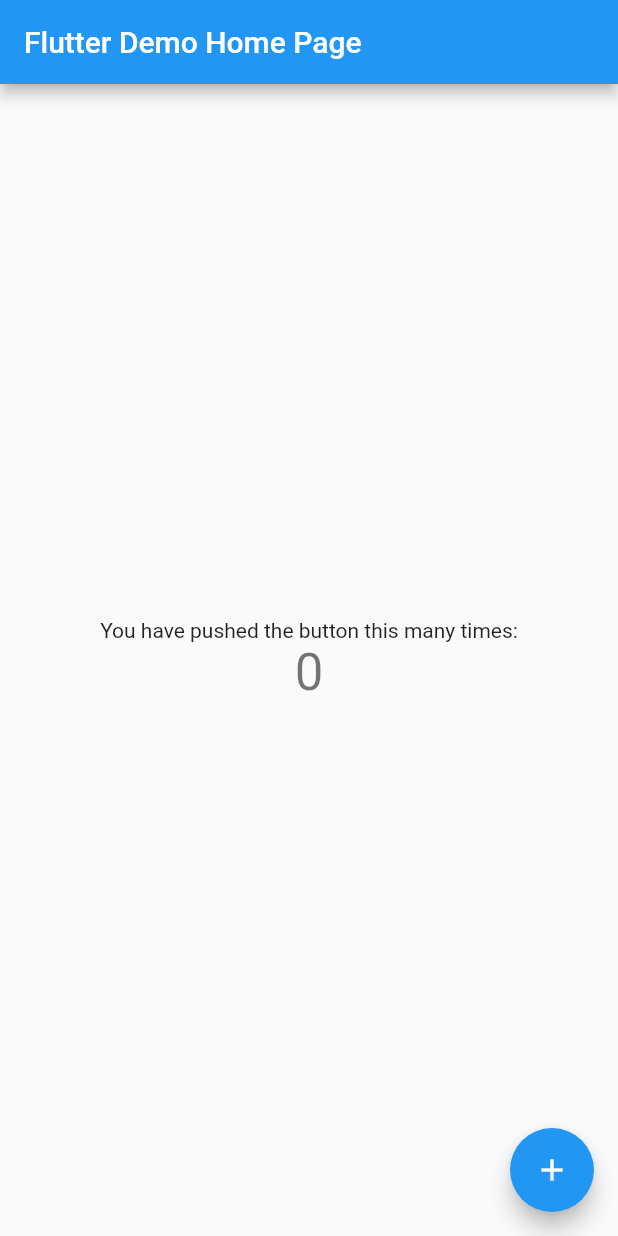
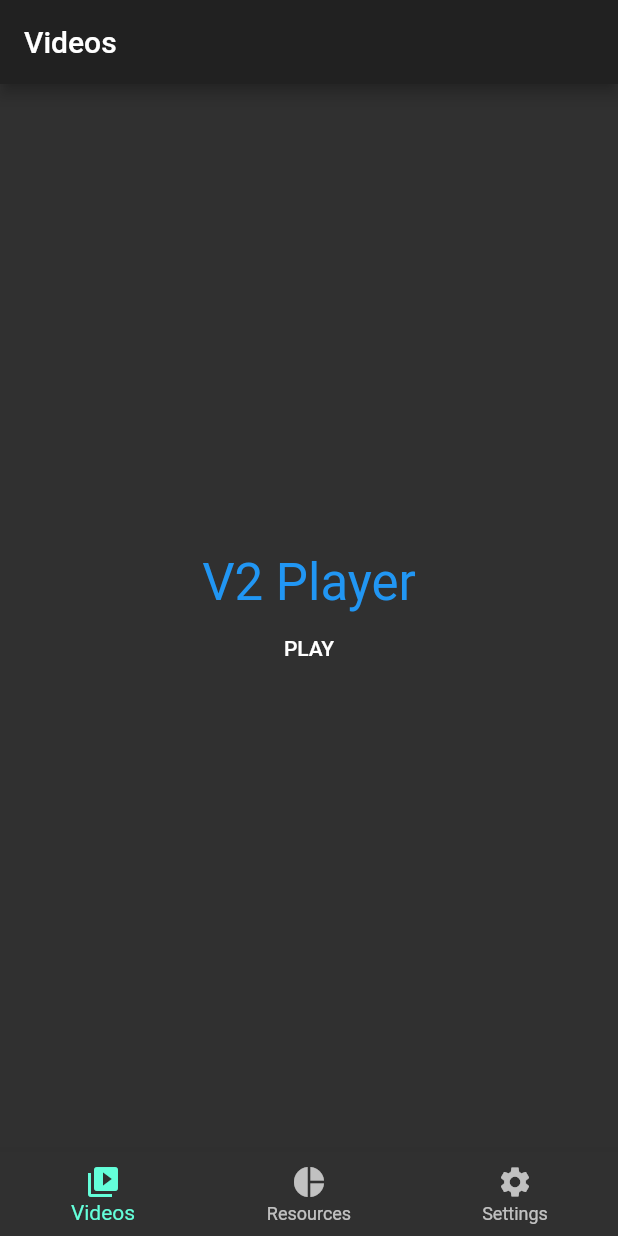
Before and after one commit to alechangbiao/fl-video-player, a Flutter app: the screen it shows after launch, on a phone screen of 412 x 824 dp. Run offline on Flutter 3.47's test engine with Material 2 defaults, Android fonts, the phone set to English and light mode, and no system bars.

Commit message:
Set basic app structure

```diff
--- /dev/null
+++ b/lib/app.dart
@@ -0,0 +1,41 @@
+import 'package:flutter/material.dart';
+import 'package:provider/provider.dart';
+import 'package:flutter_localizations/flutter_localizations.dart';
+import 'package:app/localization/localization.dart';
+import 'package:app/services/navigation.dart';
+import 'package:app/services/theme.dart';
+import 'package:app/pages/root.dart';
+
+class App extends StatelessWidget {
+  @override
+  Widget build(BuildContext context) {
+    return MultiProvider(
+      providers: [
+        ChangeNotifierProvider(create: (context) => AppThemeProvider(ThemeData.dark())),
+        ChangeNotifierProvider(create: (context) => NavigationProvider())
+      ],
+      child: ThemeWrapper(),
+    );
+  }
+}
+
+class ThemeWrapper extends StatelessWidget {
+  @override
+  Widget build(BuildContext context) {
+    return MaterialApp(
+      title: 'V2 Player',
+      debugShowCheckedModeBanner: false,
+      theme: Provider.of<AppThemeProvider>(context).theme,
+      localizationsDelegates: [
+        AppLocalizations.delegate,
+        GlobalMaterialLocalizations.delegate,
+        GlobalWidgetsLocalizations.delegate
+      ],
+      supportedLocales: [
+        Locale('en', ''),
+        Locale('zh', ''),
+      ],
+      home: Root(),
+    );
+  }
+}
--- a/lib/localization/localization.dart
+++ b/lib/localization/localization.dart
@@ -19,7 +19,7 @@ class AppLocalizations {
     });
   }
 
-  /********** Message Strings **********/
+  /********** Messages **********/
   String get app_name => Intl.message('V2 Player', name: 'app_name', desc: 'The name of the app');
 }
 
--- a/lib/main.dart
+++ b/lib/main.dart
@@ -1,117 +1,6 @@
 import 'package:flutter/material.dart';
+import 'package:app/app.dart';
 
 void main() {
-  runApp(MyApp());
+  runApp(App());
 }
-
-class MyApp extends StatelessWidget {
-  // This widget is the root of your application.
-  @override
-  Widget build(BuildContext context) {
-    return MaterialApp(
-      title: 'Flutter Demo',
-      theme: ThemeData(
-        // This is the theme of your application.
-        //
-        // Try running your application with "flutter run". You'll see the
-        // application has a blue toolbar. Then, without quitting the app, try
-        // changing the primarySwatch below to Colors.green and then invoke
-        // "hot reload" (press "r" in the console where you ran "flutter run",
-        // or simply save your changes to "hot reload" in a Flutter IDE).
-        // Notice that the counter didn't reset back to zero; the application
-        // is not restarted.
-        primarySwatch: Colors.blue,
-        // This makes the visual density adapt to the platform that you run
-        // the app on. For desktop platforms, the controls will be smaller and
-        // closer together (more dense) than on mobile platforms.
-        visualDensity: VisualDensity.adaptivePlatformDensity,
-      ),
-      home: MyHomePage(title: 'Flutter Demo Home Page'),
-    );
-  }
-}
-
-class MyHomePage extends StatefulWidget {
-  MyHomePage({Key key, this.title}) : super(key: key);
-
-  // This widget is the home page of your application. It is stateful, meaning
-  // that it has a State object (defined below) that contains fields that affect
-  // how it looks.
-
-  // This class is the configuration for the state. It holds the values (in this
-  // case the title) provided by the parent (in this case the App widget) and
-  // used by the build method of the State. Fields in a Widget subclass are
-  // always marked "final".
-
-  final String title;
-
-  @override
-  _MyHomePageState createState() => _MyHomePageState();
-}
-
-class _MyHomePageState extends State<MyHomePage> {
-  int _counter = 0;
-
-  void _incrementCounter() {
-    setState(() {
-      // This call to setState tells the Flutter framework that something has
-      // changed in this State, which causes it to rerun the build method below
-      // so that the display can reflect the updated values. If we changed
-      // _counter without calling setState(), then the build method would not be
-      // called again, and so nothing would appear to happen.
-      _counter++;
-    });
-  }
-
-  @override
-  Widget build(BuildContext context) {
-    // This method is rerun every time setState is called, for instance as done
-    // by the _incrementCounter method above.
-    //
-    // The Flutter framework has been optimized to make rerunning build methods
-    // fast, so that you can just rebuild anything that needs updating rather
-    // than having to individually change instances of widgets.
-    return Scaffold(
-      appBar: AppBar(
-        // Here we take the value from the MyHomePage object that was created by
-        // the App.build method, and use it to set our appbar title.
-        title: Text(widget.title),
-      ),
-      body: Center(
-        // Center is a layout widget. It takes a single child and positions it
-        // in the middle of the parent.
-        child: Column(
-          // Column is also a layout widget. It takes a list of children and
-          // arranges them vertically. By default, it sizes itself to fit its
-          // children horizontally, and tries to be as tall as its parent.
-          //
-          // Invoke "debug painting" (press "p" in the console, choose the
-          // "Toggle Debug Paint" action from the Flutter Inspector in Android
-          // Studio, or the "Toggle Debug Paint" command in Visual Studio Code)
-          // to see the wireframe for each widget.
-          //
-          // Column has various properties to control how it sizes itself and
-          // how it positions its children. Here we use mainAxisAlignment to
-          // center the children vertically; the main axis here is the vertical
-          // axis because Columns are vertical (the cross axis would be
-          // horizontal).
-          mainAxisAlignment: MainAxisAlignment.center,
-          children: <Widget>[
-            Text(
-              'You have pushed the button this many times:',
-            ),
-            Text(
-              '$_counter',
-              style: Theme.of(context).textTheme.headline4,
-            ),
-          ],
-        ),
-      ),
-      floatingActionButton: FloatingActionButton(
-        onPressed: _incrementCounter,
-        tooltip: 'Increment',
-        child: Icon(Icons.add),
-      ), // This trailing comma makes auto-formatting nicer for build methods.
-    );
-  }
-}
--- /dev/null
+++ b/lib/pages/player.dart
@@ -0,0 +1,15 @@
+import 'package:flutter/material.dart';
+
+class Player extends StatelessWidget {
+  @override
+  Widget build(BuildContext context) {
+    print('Building Player Page...');
+
+    return Scaffold(
+      appBar: AppBar(
+        title: Text('Player'),
+      ),
+      body: Text('Player'),
+    );
+  }
+}
--- /dev/null
+++ b/lib/pages/root.dart
@@ -0,0 +1,29 @@
+import 'package:flutter/material.dart';
+import 'package:provider/provider.dart';
+import 'package:app/services/navigation.dart';
+import 'package:app/pages/videos.dart';
+import 'package:app/pages/resources.dart';
+import 'package:app/pages/settings.dart';
+import 'package:app/widgets/tab_navigation_bar.dart';
+
+class Root extends StatelessWidget {
+  @override
+  Widget build(BuildContext context) {
+    NavigationProvider _nav = Provider.of<NavigationProvider>(context);
+
+    return WillPopScope(
+      onWillPop: () async => !await _nav.currentNavigatorkey.currentState.maybePop(),
+      child: Scaffold(
+        body: IndexedStack(
+          index: _nav.currentTabIndex,
+          children: [
+            Videos(navigatorKey: _nav.navigatorKeys[0]),
+            Resources(navigatorKey: _nav.navigatorKeys[1]),
+            Settings(navigatorKey: _nav.navigatorKeys[2])
+          ],
+        ),
+        bottomNavigationBar: TabNavigationBar(),
+      ),
+    );
+  }
+}
--- /dev/null
+++ b/lib/pages/videos.dart
@@ -0,0 +1,64 @@
+import 'package:flutter/material.dart';
+import 'package:app/localization/localization.dart';
+import 'package:app/pages/player.dart';
+
+class Videos extends StatelessWidget {
+  final GlobalKey<NavigatorState> navigatorKey;
+
+  Videos({this.navigatorKey});
+
+  @override
+  Widget build(BuildContext context) {
+    print('Building Video Page Stacks...');
+
+    return Navigator(
+      onGenerateRoute: (RouteSettings settings) {
+        return MaterialPageRoute(
+          settings: settings,
+          builder: (context) {
+            switch (settings.name) {
+              case '/':
+                return _Videos();
+              case '/player':
+                return Player();
+            }
+          },
+        );
+      },
+    );
+  }
+}
+
+class _Videos extends StatelessWidget {
+  @override
+  Widget build(BuildContext context) {
+    return Scaffold(
+      appBar: AppBar(
+        title: Text('Videos'),
+      ),
+      body: Center(
+        child: Column(
+          mainAxisAlignment: MainAxisAlignment.center,
+          children: [
+            Text(
+              AppLocalizations.of(context).app_name,
+              style: TextStyle(
+                fontSize: Theme.of(context).textTheme.headline4.fontSize,
+                color: Colors.blue,
+              ),
+            ),
+            FlatButton(
+              onPressed: () => Navigator.of(context, rootNavigator: true).push(
+                MaterialPageRoute(
+                  builder: (context) => Player(),
+                  fullscreenDialog: true,
+                ),
+              ),
+              child: Text('PLAY'),
+            )
+          ],
+        ),
+      ),
+    );
+  }
+}
--- /dev/null
+++ b/lib/services/navigation.dart
@@ -0,0 +1,31 @@
+import 'package:flutter/material.dart';
+
+class NavigationProvider with ChangeNotifier {
+  final _videosNavigatorKey = GlobalKey<NavigatorState>();
+  final _resourcesNavigatorKey = GlobalKey<NavigatorState>();
+  final _settringsNavigatorKey = GlobalKey<NavigatorState>();
+
+  int _currentTabIndex = 0;
+
+  List<GlobalKey<NavigatorState>> _navigatorKeys;
+
+  NavigationProvider() {
+    _navigatorKeys = [_videosNavigatorKey, _resourcesNavigatorKey, _settringsNavigatorKey];
+  }
+
+  int get currentTabIndex => _currentTabIndex;
+
+  List<GlobalKey<NavigatorState>> get navigatorKeys => _navigatorKeys;
+
+  GlobalKey<NavigatorState> get currentNavigatorkey => _navigatorKeys[_currentTabIndex];
+
+  void setTabIndex(newIndex) {
+    if (_currentTabIndex != newIndex) {
+      _currentTabIndex = newIndex;
+    } else {
+      // If the user is re-selecting the tab, the common behavior is to empty the stack.
+      _navigatorKeys[_currentTabIndex].currentState.popUntil((route) => route.isFirst);
+    }
+    notifyListeners();
+  }
+}
--- /dev/null
+++ b/lib/services/theme.dart
@@ -0,0 +1,14 @@
+import 'package:flutter/material.dart';
+
+class AppThemeProvider with ChangeNotifier {
+  ThemeData _theme;
+
+  AppThemeProvider(this._theme);
+
+  ThemeData get theme => _theme;
+
+  setTheme(ThemeData theme) {
+    _theme = theme;
+    notifyListeners();
+  }
+}
--- /dev/null
+++ b/lib/widgets/tab_navigation_bar.dart
@@ -0,0 +1,29 @@
+import 'package:flutter/material.dart';
+import 'package:provider/provider.dart';
+import 'package:app/services/navigation.dart';
+
+class TabNavigationBar extends StatelessWidget {
+  @override
+  Widget build(BuildContext context) {
+    NavigationProvider _nav = Provider.of<NavigationProvider>(context);
+
+    return BottomNavigationBar(
+      currentIndex: _nav.currentTabIndex,
+      onTap: _nav.setTabIndex,
+      items: [
+        BottomNavigationBarItem(
+          icon: Icon(Icons.video_library),
+          label: 'Videos',
+        ),
+        BottomNavigationBarItem(
+          icon: Icon(Icons.pie_chart),
+          label: 'Resources',
+        ),
+        BottomNavigationBarItem(
+          icon: Icon(Icons.settings),
+          label: 'Settings',
+        ),
+      ],
+    );
+  }
+}
--- a/pubspec.yaml
+++ b/pubspec.yaml
@@ -24,6 +24,7 @@ dependencies:
   flutter:
     sdk: flutter
   cupertino_icons: ^0.1.3
+  provider:
   flutter_localizations:
     sdk: flutter
 
```
Also changed, not shown: lib/pages/appearances.dart (added, +33 -0 lines), lib/pages/resources.dart (added, +33 -0 lines), lib/pages/settings.dart (added, +97 -0 lines), lib/pages/storage.dart (added, +14 -0 lines), pubspec.lock, 8 other files.
